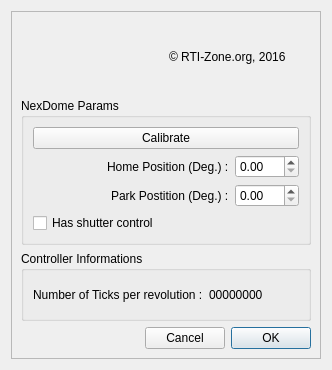
rpineau/NexDome, file NexDome.ui: the form before one commit.
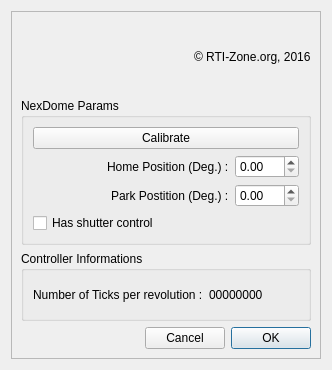
The form after the commit. Icons and pictures are not drawn. Custom widgets are drawn as their Qt base class.

```diff
--- a/NexDome.ui
+++ b/NexDome.ui
@@ -44,6 +44,19 @@
           </property>
          </widget>
         </item>
+        <item>
+         <spacer name="horizontalSpacer_3">
+          <property name="orientation">
+           <enum>Qt::Horizontal</enum>
+          </property>
+          <property name="sizeHint" stdset="0">
+           <size>
+            <width>40</width>
+            <height>20</height>
+           </size>
+          </property>
+         </spacer>
+        </item>
         <item>
          <widget class="QLabel" name="label_4">
           <property name="text">
```
